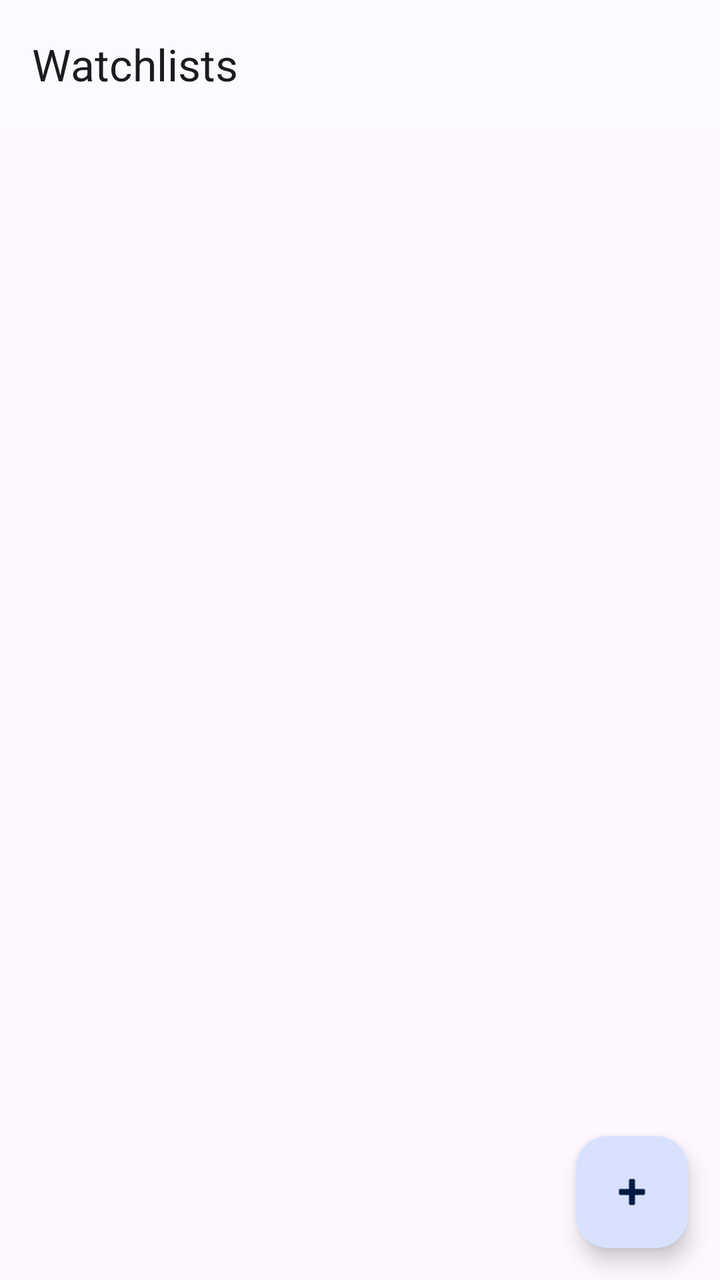
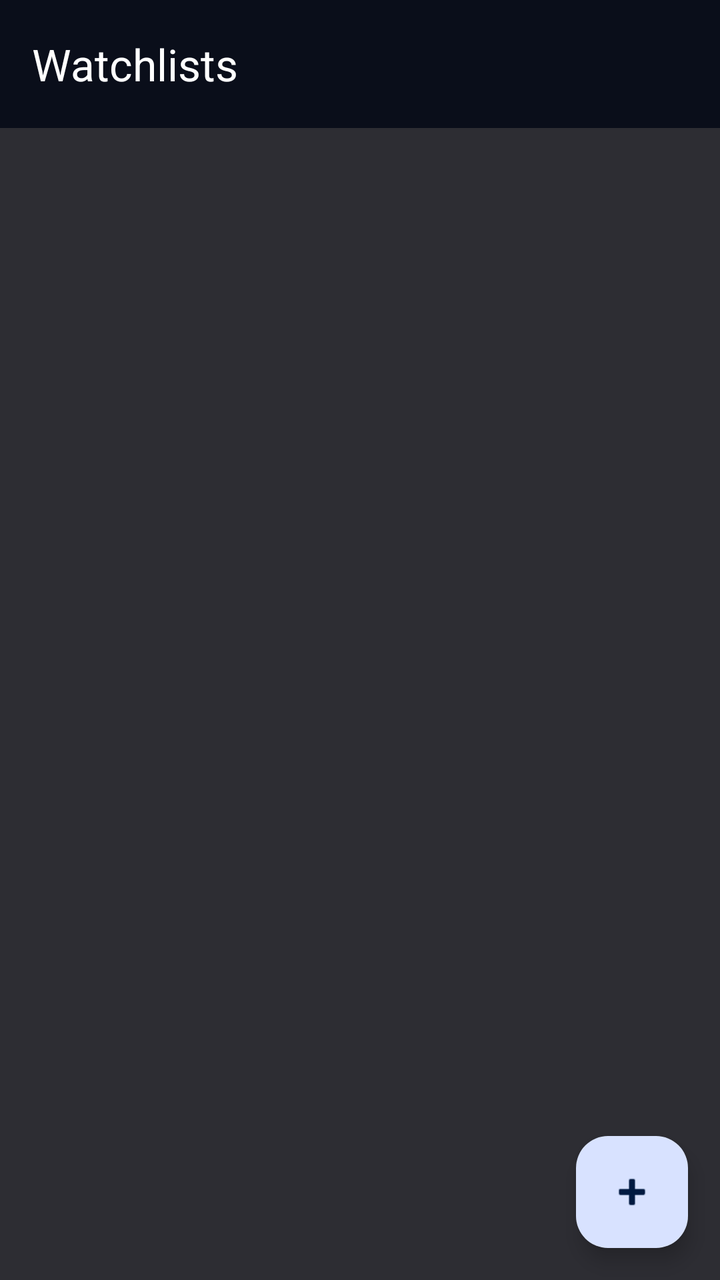

An Android layout rendered at two revisions. The XML below is the earlier revision; the diff shows what the commit changed to produce the second picture.
<!-- AndroidManifest.xml: application theme Theme.CryptoTracker -->
<!-- res/layout/activity_watchlist.xml -->
<?xml version="1.0" encoding="utf-8"?>
<androidx.coordinatorlayout.widget.CoordinatorLayout
    xmlns:android="http://schemas.android.com/apk/res/android"
    xmlns:app="http://schemas.android.com/apk/res-auto"
    android:layout_width="match_parent"
    android:layout_height="match_parent">

    <com.google.android.material.appbar.AppBarLayout
        android:layout_width="match_parent"
        android:layout_height="wrap_content">

        <com.google.android.material.appbar.MaterialToolbar
            android:id="@+id/toolbar"
            android:layout_width="match_parent"
            android:layout_height="?attr/actionBarSize"
            app:title="Watchlists"/>

    </com.google.android.material.appbar.AppBarLayout>

    <androidx.recyclerview.widget.RecyclerView
        android:id="@+id/recyclerView"
        android:layout_width="match_parent"
        android:layout_height="match_parent"
        android:padding="4dp"
        app:layout_behavior="@string/appbar_scrolling_view_behavior"/>

    <com.google.android.material.floatingactionbutton.FloatingActionButton
        android:id="@+id/fab"
        android:layout_width="wrap_content"
        android:layout_height="wrap_content"
        android:layout_gravity="bottom|end"
        android:layout_margin="16dp"
        android:contentDescription="Create watchlist"
        app:srcCompat="@android:drawable/ic_input_add"/>

</androidx.coordinatorlayout.widget.CoordinatorLayout>
<!-- resources referenced by this layout -->
<resources>
  <style name="Theme.CryptoTracker" parent="Theme.Material3.Light.NoActionBar">
    <item name="colorPrimary">@color/md_theme_primary</item>
    <item name="colorOnPrimary">@color/md_theme_onPrimary</item>
    <item name="colorPrimaryContainer">@color/md_theme_primaryContainer</item>
    <item name="colorOnPrimaryContainer">@color/md_theme_onPrimaryContainer</item>
    <item name="colorSecondary">@color/md_theme_secondary</item>
    <item name="colorOnSecondary">@color/md_theme_onSecondary</item>
    <item name="colorSurface">@color/md_theme_surface</item>
    <item name="colorOnSurface">@color/md_theme_onSurface</item>
    <item name="colorError">@color/md_theme_error</item>
   </style>
  <color name="md_theme_primary">#1B6EF3</color>
  <color name="md_theme_onPrimary">#FFFFFF</color>
  <color name="md_theme_primaryContainer">#D8E2FF</color>
  <color name="md_theme_onPrimaryContainer">#001A41</color>
  <color name="md_theme_secondary">#575E71</color>
  <color name="md_theme_onSecondary">#FFFFFF</color>
  <color name="md_theme_surface">#FAFBFF</color>
  <color name="md_theme_onSurface">#1A1B1F</color>
  <color name="md_theme_error">#BA1A1A</color>
</resources>

<!-- the commit's change to res/layout/activity_watchlist.xml (unified diff, before → after) -->
@@ -3,7 +3,8 @@
     xmlns:android="http://schemas.android.com/apk/res/android"
     xmlns:app="http://schemas.android.com/apk/res-auto"
     android:layout_width="match_parent"
-    android:layout_height="match_parent">
+    android:layout_height="match_parent"
+    android:background="@color/surface_dark">
 
     <com.google.android.material.appbar.AppBarLayout
         android:layout_width="match_parent"
@@ -13,7 +14,9 @@
             android:id="@+id/toolbar"
             android:layout_width="match_parent"
             android:layout_height="?attr/actionBarSize"
-            app:title="Watchlists"/>
+            app:title="Watchlists"
+            android:background="@color/toolbar_dark"
+            app:titleTextColor="#FFFFFF"/>
 
     </com.google.android.material.appbar.AppBarLayout>
 
<!-- resource entries referenced after the edit -->
@@ -1,5 +1,7 @@
 <!-- resources referenced by this layout -->
 <resources>
+  <color name="surface_dark">#2D2D33</color>
+  <color name="toolbar_dark">#0A0E1A</color>
   <style name="Theme.CryptoTracker" parent="Theme.Material3.Light.NoActionBar">
     <item name="colorPrimary">@color/md_theme_primary</item>
     <item name="colorOnPrimary">@color/md_theme_onPrimary</item>
